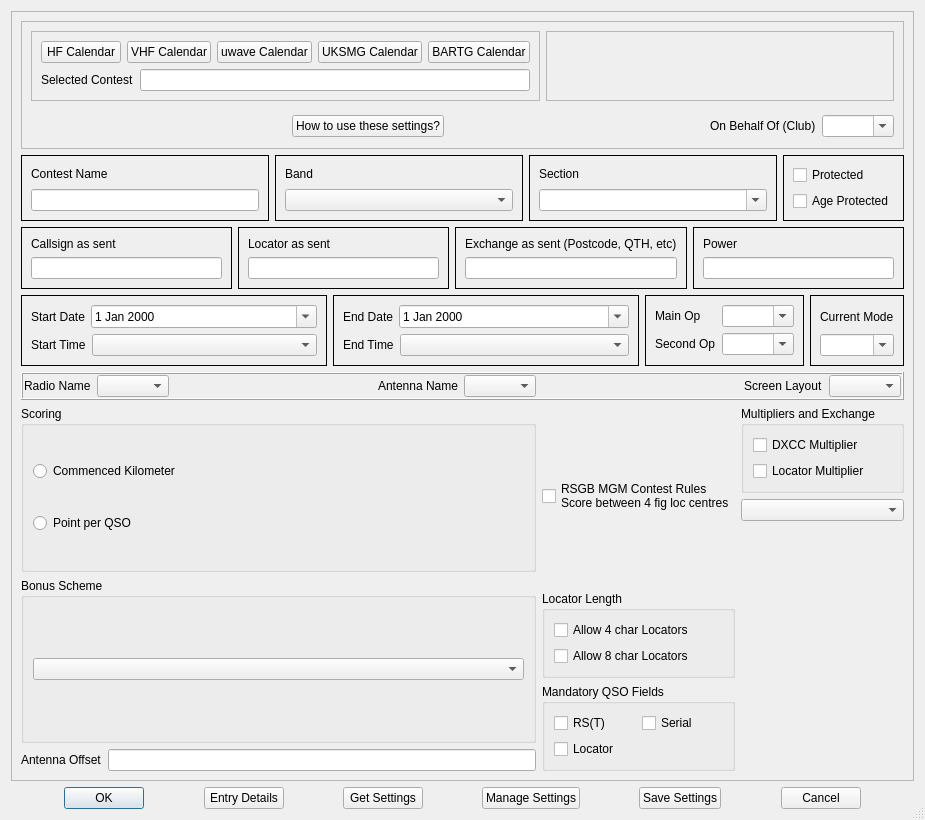
The window that mqt/MqtLogger/contestdetails.ui (Rsclub22/Minos2-Mirror) describes before a commit, drawn with Qt 5.
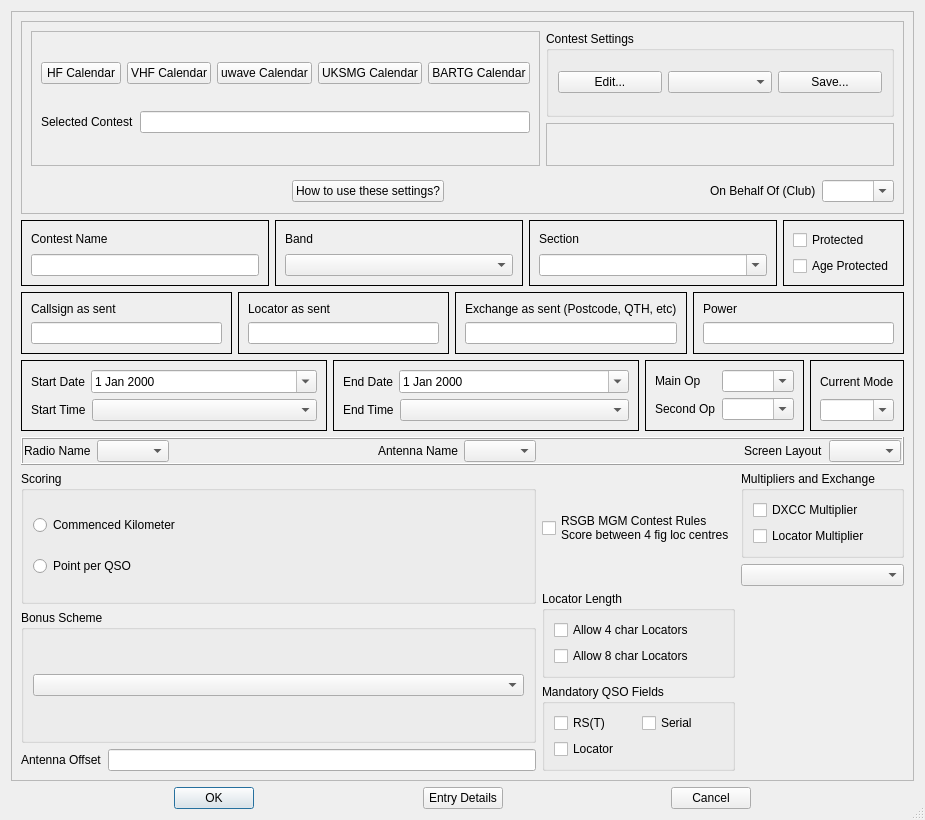
The same window after the commit. Custom widgets are drawn as their Qt base class.

Commit message: More on contest settings

Patch:
```diff
--- a/mqt/MqtLogger/contestdetails.ui
+++ b/mqt/MqtLogger/contestdetails.ui
@@ -54,7 +54,20 @@
          </property>
          <layout class="QVBoxLayout" name="verticalLayout_23">
           <item>
-           <layout class="QHBoxLayout" name="horizontalLayout_3">
+           <widget class="QFrame" name="topFrame">
+            <layout class="QHBoxLayout" name="horizontalLayout_14" stretch="10,10">
+             <property name="leftMargin">
+              <number>0</number>
+             </property>
+             <property name="topMargin">
+              <number>0</number>
+             </property>
+             <property name="rightMargin">
+              <number>0</number>
+             </property>
+             <property name="bottomMargin">
+              <number>0</number>
+             </property>
             <item>
              <widget class="QFrame" name="frame_2">
               <property name="sizePolicy">
@@ -140,6 +153,50 @@
              </widget>
             </item>
             <item>
+              <widget class="QFrame" name="frame_6">
+               <layout class="QVBoxLayout" name="verticalLayout_25" stretch="20,10">
+                <property name="leftMargin">
+                 <number>0</number>
+                </property>
+                <property name="topMargin">
+                 <number>0</number>
+                </property>
+                <property name="rightMargin">
+                 <number>0</number>
+                </property>
+                <property name="bottomMargin">
+                 <number>0</number>
+                </property>
+                <item>
+                 <widget class="QGroupBox" name="settingsGroup">
+                  <property name="title">
+                   <string>Contest Settings</string>
+                  </property>
+                  <property name="flat">
+                   <bool>false</bool>
+                  </property>
+                  <layout class="QHBoxLayout" name="horizontalLayout_3">
+                   <item>
+                    <widget class="QPushButton" name="settingsEditButton">
+                     <property name="text">
+                      <string>Edit...</string>
+                     </property>
+                    </widget>
+                   </item>
+                   <item>
+                    <widget class="QComboBox" name="settingsCombo"/>
+                   </item>
+                   <item>
+                    <widget class="QPushButton" name="saveSettingsButton">
+                     <property name="text">
+                      <string>Save...</string>
+                     </property>
+                    </widget>
+                   </item>
+                  </layout>
+                 </widget>
+                </item>
+                <item>
              <widget class="TBundleFrame" name="EntryBundleFrame">
               <property name="sizePolicy">
                <sizepolicy hsizetype="Preferred" vsizetype="Preferred">
@@ -162,6 +219,10 @@
              </widget>
             </item>
            </layout>
+              </widget>
+             </item>
+            </layout>
+           </widget>
           </item>
           <item>
            <layout class="QHBoxLayout" name="horizontalLayout_4">
@@ -1045,75 +1106,6 @@
        </property>
       </spacer>
      </item>
-     <item>
-      <widget class="QPushButton" name="getSettings">
-       <property name="toolTip">
-        <string>get settings for current contest, or the default</string>
-       </property>
-       <property name="text">
-        <string>Get Settings</string>
-       </property>
-      </widget>
-     </item>
-     <item>
-      <spacer name="horizontalSpacer_5">
-       <property name="orientation">
-        <enum>Qt::Orientation::Horizontal</enum>
-       </property>
-       <property name="sizeHint" stdset="0">
-        <size>
-         <width>40</width>
-         <height>20</height>
-        </size>
-       </property>
-      </spacer>
-     </item>
-     <item>
-      <widget class="QPushButton" name="manageSettings">
-       <property name="toolTip">
-        <string>Edit the contest settings</string>
-       </property>
-       <property name="text">
-        <string>Manage Settings</string>
-       </property>
-      </widget>
-     </item>
-     <item>
-      <spacer name="horizontalSpacer_10">
-       <property name="orientation">
-        <enum>Qt::Orientation::Horizontal</enum>
-       </property>
-       <property name="sizeHint" stdset="0">
-        <size>
-         <width>40</width>
-         <height>20</height>
-        </size>
-       </property>
-      </spacer>
-     </item>
-     <item>
-      <widget class="QPushButton" name="saveSettingsButton">
-       <property name="toolTip">
-        <string>Save current contest settings, or the default</string>
-       </property>
-       <property name="text">
-        <string>Save Settings</string>
-       </property>
-      </widget>
-     </item>
-     <item>
-      <spacer name="horizontalSpacer_9">
-       <property name="orientation">
-        <enum>Qt::Orientation::Horizontal</enum>
-       </property>
-       <property name="sizeHint" stdset="0">
-        <size>
-         <width>40</width>
-         <height>20</height>
-        </size>
-       </property>
-      </spacer>
-     </item>
      <item>
       <widget class="QPushButton" name="CancelButton">
        <property name="text">
```
Left out of the diff: 2 changed lines with no effect on the pictures. Lines whose indentation alone changed are shown as unchanged. The commit also changes 12 other files.
